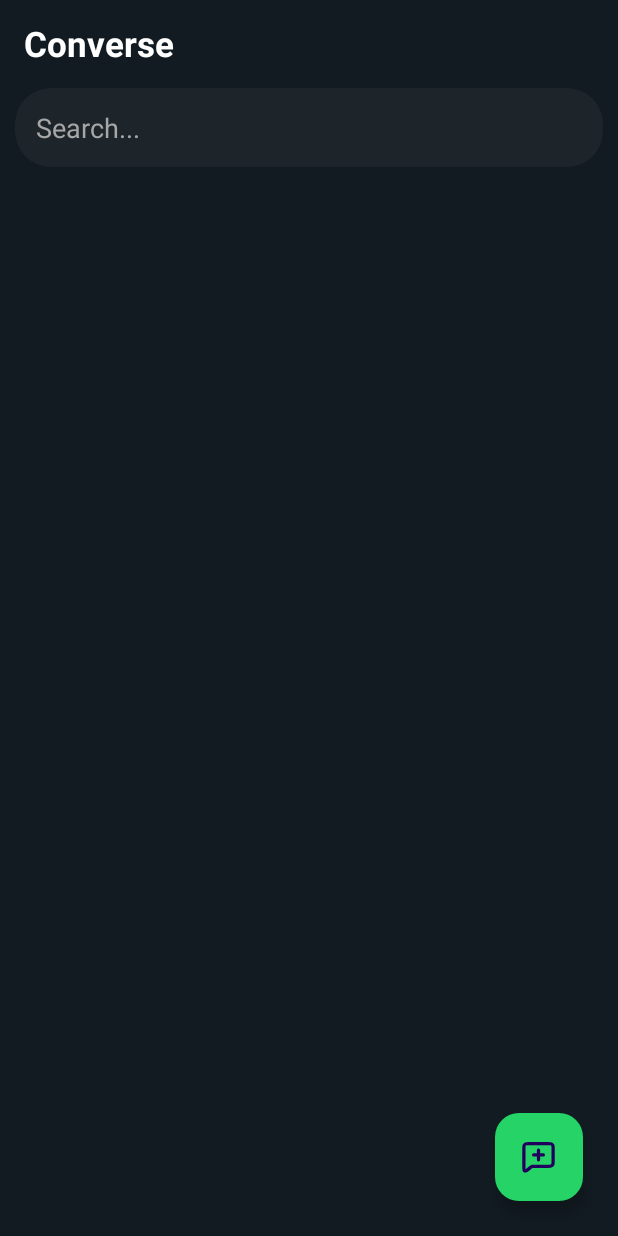
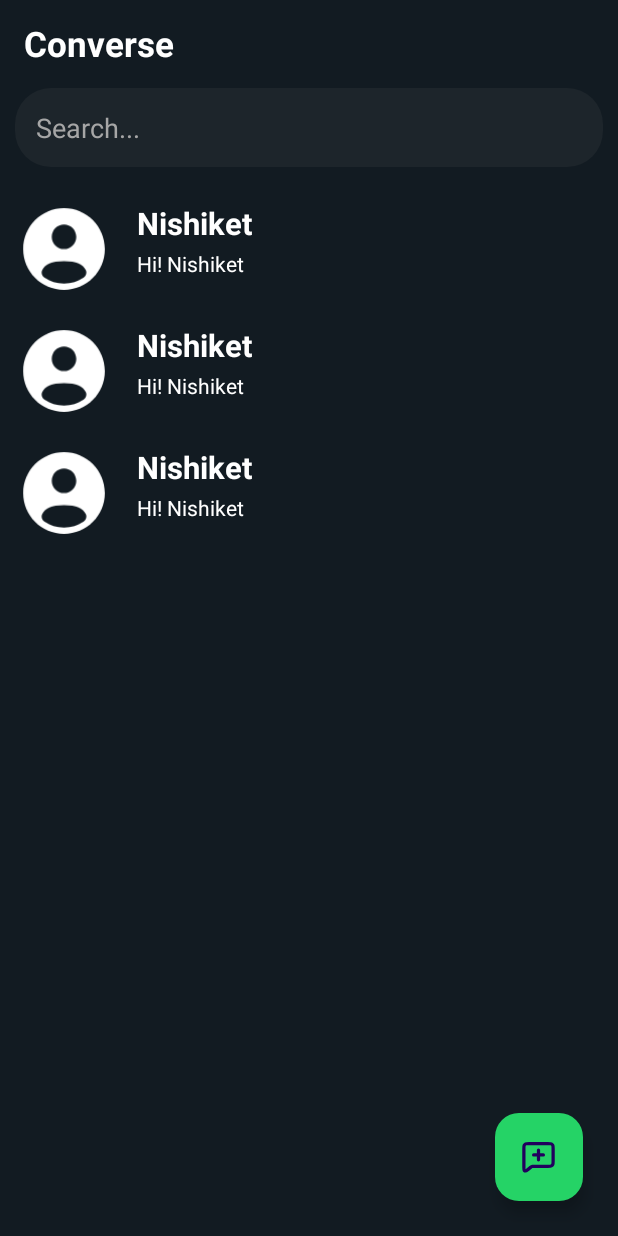
Before and after one commit to nishiket04/Converse, an Android app: the layout fragment_home.xml on its own in the app's theme, with its tools: preview values and no code run, on a phone screen of 412 x 824 dp. Run offline under Robolectric (Android 15) with nearby library versions, the phone set to English and light mode, and no system bars; Roboto replaces fonts that are not available here.

Commit message:
user chat ui layout done

```diff
--- a/app/build.gradle.kts
+++ b/app/build.gradle.kts
@@ -55,4 +55,5 @@ dependencies {
     implementation(libs.glide)
     implementation(libs.dime)
     implementation(libs.swiperefreshlayout)
+    implementation(libs.circleimage)
 }
--- /dev/null
+++ b/app/src/main/res/drawable/user_image.xml
@@ -0,0 +1,10 @@
+<vector xmlns:android="http://schemas.android.com/apk/res/android"
+    android:width="800dp"
+    android:height="800dp"
+    android:viewportWidth="24"
+    android:viewportHeight="24">
+  <path
+      android:pathData="M22,12C22,17.523 17.523,22 12,22C6.477,22 2,17.523 2,12C2,6.477 6.477,2 12,2C17.523,2 22,6.477 22,12ZM15,9C15,10.657 13.657,12 12,12C10.343,12 9,10.657 9,9C9,7.343 10.343,6 12,6C13.657,6 15,7.343 15,9ZM12,20.5C13.784,20.5 15.44,19.95 16.807,19.011C17.411,18.596 17.669,17.806 17.318,17.163C16.59,15.83 15.09,15 12,15C8.91,15 7.41,15.83 6.682,17.163C6.331,17.806 6.589,18.596 7.193,19.011C8.56,19.95 10.216,20.5 12,20.5Z"
+      android:fillColor="#FFFFFF"
+      android:fillType="evenOdd"/>
+</vector>
--- a/app/src/main/res/layout/fragment_home.xml
+++ b/app/src/main/res/layout/fragment_home.xml
@@ -55,6 +55,7 @@
                 android:layout_width="match_parent"
                 android:layout_height="0dp"
                 android:scrollbars="vertical"
+                tools:listitem="@layout/user_chat_ui"
                 android:layout_marginTop="14dp"
                 android:layout_marginLeft="10dp"
                 android:layout_marginRight="10dp"
--- /dev/null
+++ b/app/src/main/res/layout/user_chat_ui.xml
@@ -0,0 +1,45 @@
+<?xml version="1.0" encoding="utf-8"?>
+<androidx.constraintlayout.widget.ConstraintLayout xmlns:android="http://schemas.android.com/apk/res/android"
+    xmlns:app="http://schemas.android.com/apk/res-auto"
+    xmlns:tools="http://schemas.android.com/tools"
+    android:layout_width="match_parent"
+    android:layout_height="wrap_content"
+    android:background="@android:color/transparent"
+    >
+
+    <de.hdodenhof.circleimageview.CircleImageView
+        android:id="@+id/userImage"
+        android:layout_width="@dimen/_50sdp"
+        android:layout_height="@dimen/_50sdp"
+        android:layout_marginTop="8dp"
+        android:layout_marginBottom="8dp"
+        android:src="@drawable/user_image"
+        app:layout_constraintBottom_toBottomOf="parent"
+        app:layout_constraintStart_toStartOf="parent"
+        app:layout_constraintTop_toTopOf="parent" />
+
+    <TextView
+        android:id="@+id/textView"
+        android:layout_width="wrap_content"
+        android:layout_height="wrap_content"
+        android:layout_marginLeft="16dp"
+        android:layout_marginTop="9dp"
+        android:text="Nishiket"
+        android:textColor="@color/white"
+        android:textSize="@dimen/_16sdp"
+        android:textStyle="bold"
+        app:layout_constraintStart_toEndOf="@+id/userImage"
+        app:layout_constraintTop_toTopOf="parent" />
+
+    <TextView
+        android:layout_width="wrap_content"
+        android:layout_height="wrap_content"
+        android:text="Hi! Nishiket"
+        android:layout_marginTop="3dp"
+        android:layout_marginLeft="16dp"
+        android:textSize="@dimen/_11sdp"
+        android:textColor="@color/white"
+        app:layout_constraintStart_toEndOf="@+id/userImage"
+        app:layout_constraintTop_toBottomOf="@+id/textView" />
+
+</androidx.constraintlayout.widget.ConstraintLayout>
--- a/gradle/libs.versions.toml
+++ b/gradle/libs.versions.toml
@@ -14,6 +14,7 @@ dime = "1.1.1"
 navigationFragment = "2.7.7"
 navigationUi = "2.7.7"
 swiperefreshlayout = "1.1.0"
+circleimage = "3.1.0"
 
 [libraries]
 junit = { group = "junit", name = "junit", version.ref = "junit" }
@@ -29,6 +30,7 @@ dime = { group = "com.intuit.sdp", name = "sdp-android", version.ref = "dime"}
 navigation-fragment = { group = "androidx.navigation", name = "navigation-fragment", version.ref = "navigationFragment" }
 navigation-ui = { group = "androidx.navigation", name = "navigation-ui", version.ref = "navigationUi" }
 swiperefreshlayout = { group = "androidx.swiperefreshlayout", name = "swiperefreshlayout", version.ref = "swiperefreshlayout"}
+circleimage = { group = "de.hdodenhof", name = "circleimageview", version.ref="circleimage"}
 
 [plugins]
 android-application = { id = "com.android.application", version.ref = "agp" }
```
